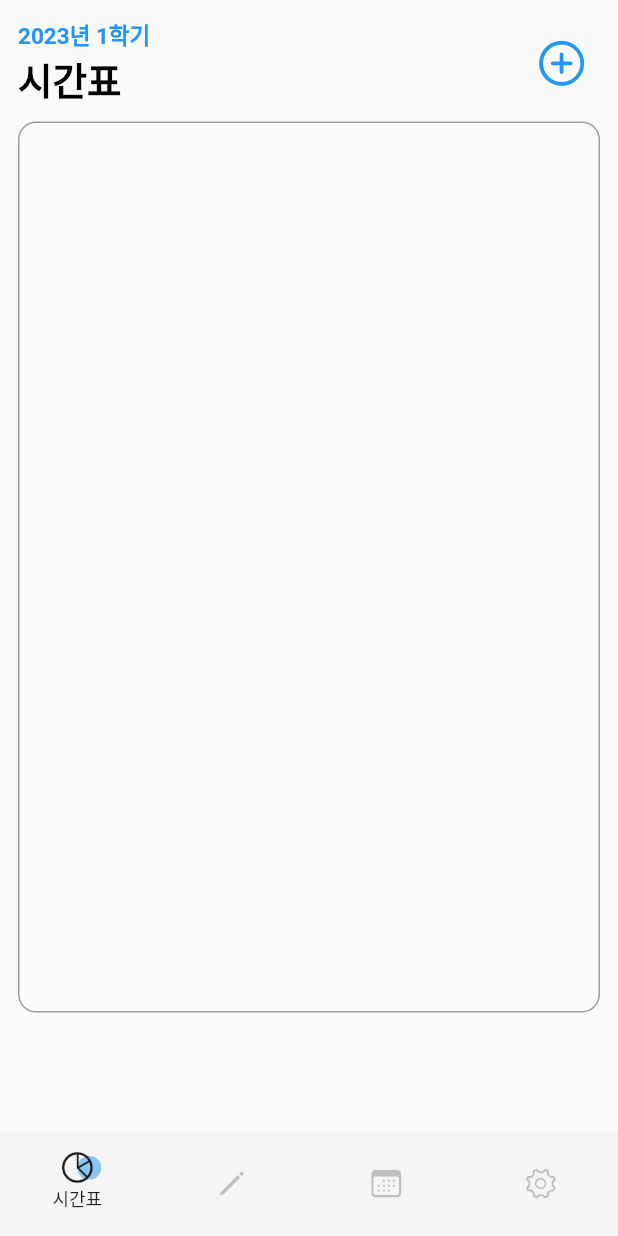
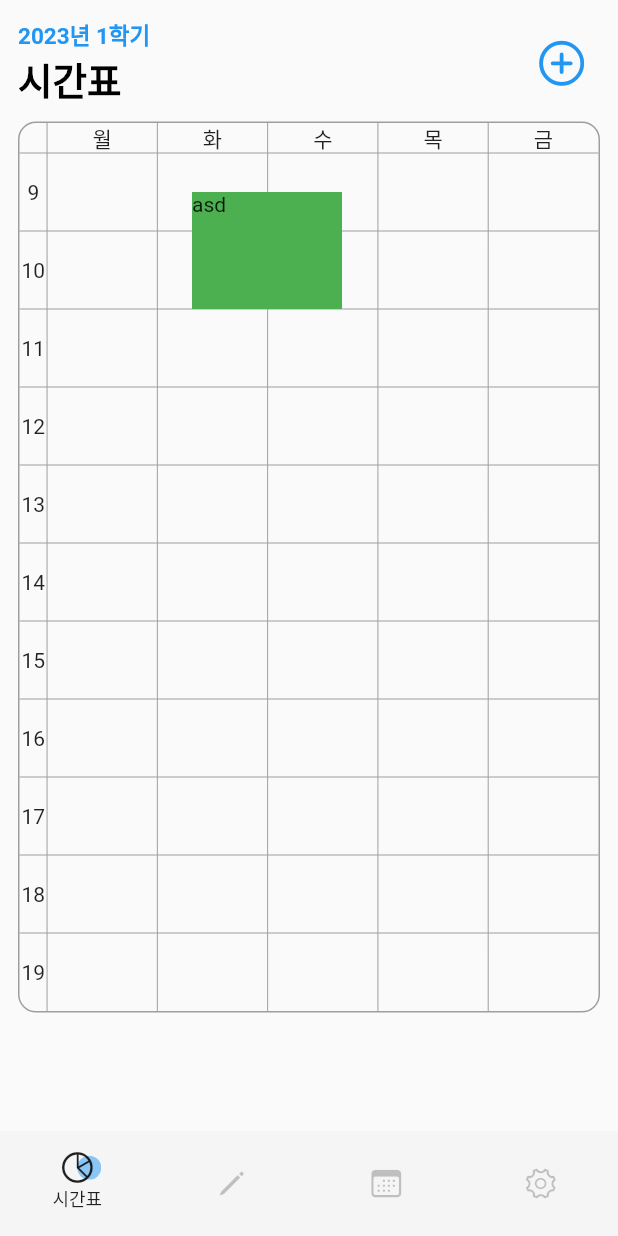
Before and after one commit to dwkim0101/univcal, a Flutter app: the screen it shows after launch, on a phone screen of 412 x 824 dp. Run offline on Flutter 3.47's test engine with Material 2 defaults, Android fonts, the phone set to English and light mode, and no system bars; our stand-ins replace table_calendar.

Commit message:
timetable almost done

```diff
--- a/lib/screens/timetable.dart
+++ b/lib/screens/timetable.dart
@@ -10,10 +10,79 @@ class TimeTable extends StatefulWidget {
 }
 
 class _TimeTableState extends State<TimeTable> {
-  List week = ['월', '화', '수', '목', '금'];
+  List week = ['월', '화', '수', '목', '금', '토', '일'];
   var kColumnLength = 22;
   double kFirstColumnHeight = 20;
   double kBoxSize = 52;
+  //시간생성기
+  Expanded buildTimeColumn() {
+    return Expanded(
+      child: Column(
+        children: [
+          SizedBox(
+            height: kFirstColumnHeight,
+          ),
+          ...List.generate(
+            kColumnLength,
+            (index) {
+              if (index % 2 == 0) {
+                return const Divider(
+                  color: Colors.grey,
+                  height: 0,
+                );
+              }
+              return SizedBox(
+                height: kBoxSize,
+                child: Center(child: Text('${index ~/ 2 + 9}')),
+              );
+            },
+          ),
+        ],
+      ),
+    );
+  }
+
+  //날짜 생성기
+  List<Widget> buildDayColumn(int index) {
+    return [
+      const VerticalDivider(
+        color: Colors.grey,
+        width: 0,
+      ),
+      Expanded(
+        flex: 4,
+        child: Stack(
+          children: [
+            Column(
+              children: [
+                SizedBox(
+                  height: 20,
+                  child: Text(
+                    '${week[index]}',
+                  ),
+                ),
+                ...List.generate(
+                  kColumnLength,
+                  (index) {
+                    if (index % 2 == 0) {
+                      return const Divider(
+                        color: Colors.grey,
+                        height: 0,
+                      );
+                    }
+                    return SizedBox(
+                      height: kBoxSize,
+                      child: Container(),
+                    );
+                  },
+                ),
+              ],
+            )
+          ],
+        ),
+      ),
+    ];
+  }
 
   @override
   Widget build(BuildContext context) {
@@ -70,6 +139,24 @@ class _TimeTableState extends State<TimeTable> {
                 border: Border.all(color: Colors.grey),
                 borderRadius: BorderRadius.circular(12),
               ),
+              child: Stack(
+                children: [
+                  Row(children: [
+                    buildTimeColumn(),
+                    for (int i = 0; i < 5; i++) ...buildDayColumn(i),
+                  ]),
+                  Positioned(
+                    left: 115,
+                    top: kFirstColumnHeight + kBoxSize / 2,
+                    height: kBoxSize + kBoxSize * 0.5,
+                    width: 100,
+                    child: Container(
+                      color: Colors.green,
+                      child: Text('asd'),
+                    ),
+                  ),
+                ],
+              ),
             ),
           ],
         ),
```
Also changed, not shown: 1 other file.
